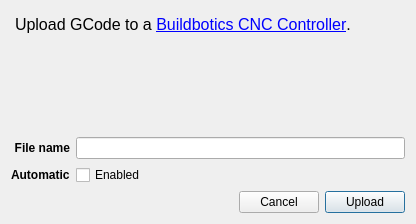
CauldronDevelopmentLLC/CAMotics, file qt/upload_dialog.ui: the form before one commit.
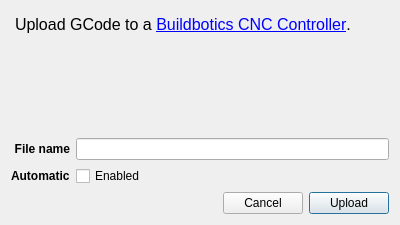
The form after the commit. Icons and pictures are not drawn.

Commit message: Dialog behavior improvements

What changed in the file:
```diff
--- a/qt/upload_dialog.ui
+++ b/qt/upload_dialog.ui
@@ -6,10 +6,22 @@
    <rect>
     <x>0</x>
     <y>0</y>
-    <width>416</width>
-    <height>224</height>
+    <width>400</width>
+    <height>225</height>
    </rect>
   </property>
+  <property name="minimumSize">
+   <size>
+    <width>400</width>
+    <height>225</height>
+   </size>
+  </property>
+  <property name="maximumSize">
+   <size>
+    <width>1000</width>
+    <height>225</height>
+   </size>
+  </property>
   <property name="windowTitle">
    <string>Upload GCode to CNC</string>
   </property>
@@ -115,9 +127,15 @@
       </spacer>
      </item>
      <item>
-      <widget class="QPushButton" name="cancelPushButton">
-       <property name="text">
-        <string>Cancel</string>
+      <widget class="QDialogButtonBox" name="buttonBox">
+       <property name="sizePolicy">
+        <sizepolicy hsizetype="Fixed" vsizetype="Fixed">
+         <horstretch>0</horstretch>
+         <verstretch>0</verstretch>
+        </sizepolicy>
+       </property>
+       <property name="standardButtons">
+        <set>QDialogButtonBox::Cancel</set>
        </property>
       </widget>
      </item>
```
Left out of the diff: 19 changed lines with no effect on the pictures. The commit also changes 11 other files.
